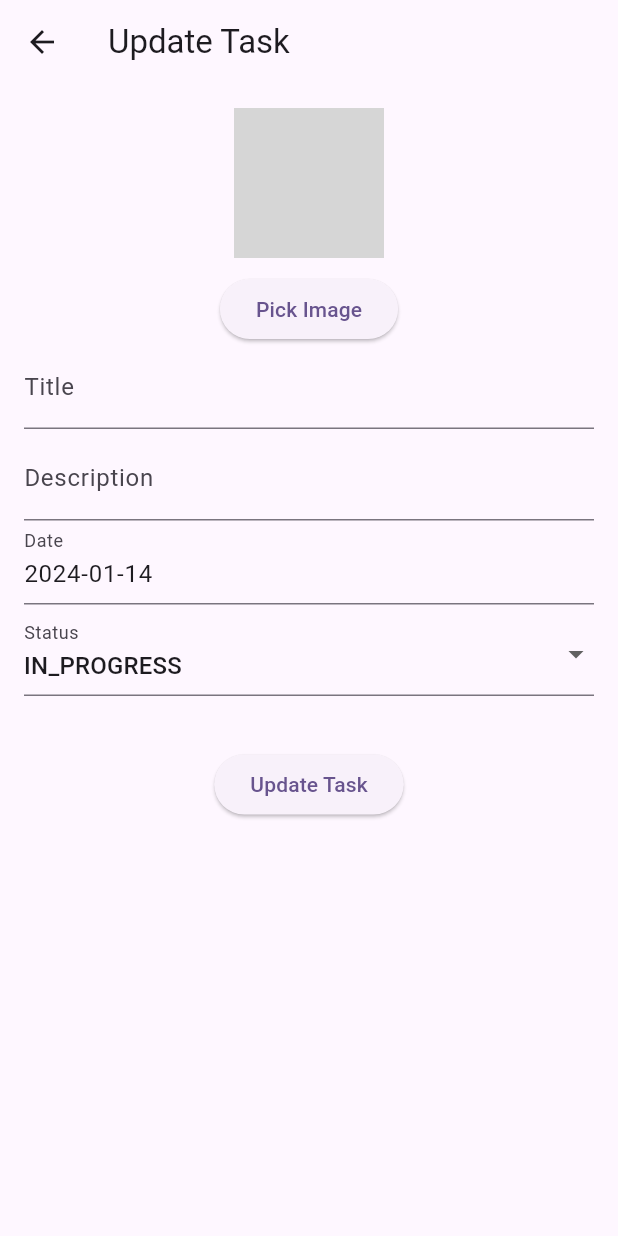
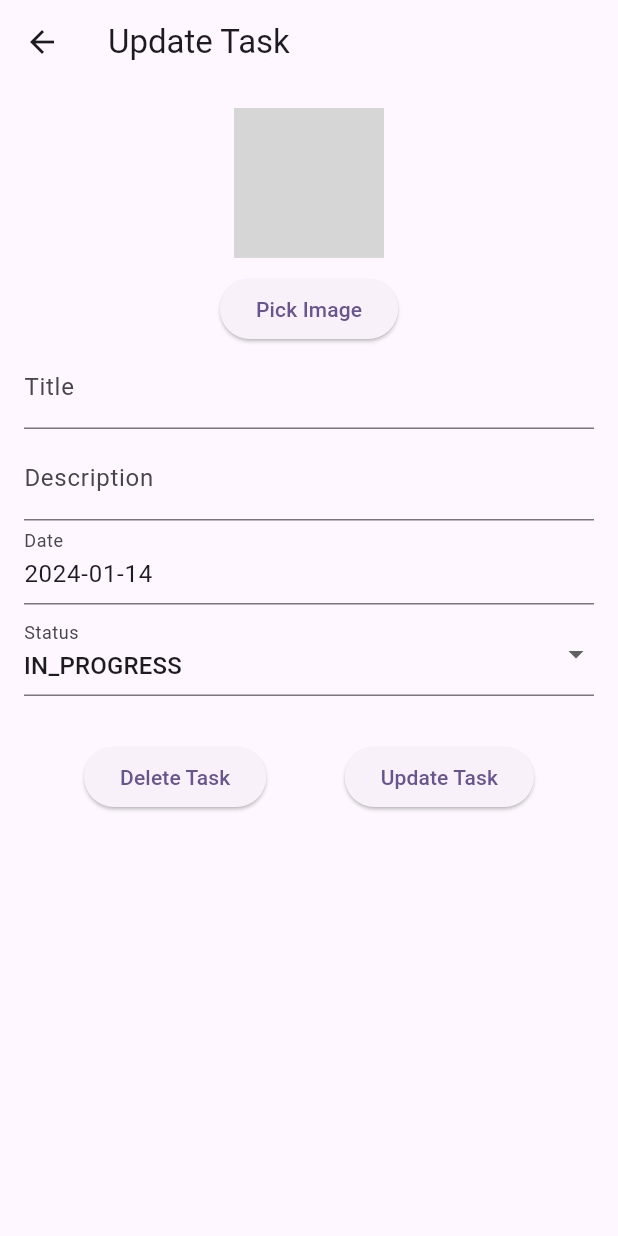
Before and after one commit to songklod157/todo_app, a Flutter app: the TodoFormUpdateWidget screen opened directly with empty values, on a phone screen of 412 x 824 dp. Run offline on Flutter 3.47's test engine with Material 2 defaults, Android fonts, the phone set to English and light mode, and no system bars; our stand-ins replace get, image_picker, shared_preferences; accounts and stored records are empty; grey boxes are pictures that could not be loaded.

Commit message:
update delete

```diff
--- a/lib/presentation/widgets/custom_list_item.dart
+++ b/lib/presentation/widgets/custom_list_item.dart
@@ -14,7 +14,7 @@ class CustomListItem extends StatelessWidget {
   @override
   Widget build(BuildContext context) {
     final TaskController taskController = Get.find();
-    return GestureDetector(
+    return InkWell(
       onTap: () => Get.to(() => TodoFormUpdateWidget(task: task)),
       child: Padding(
         padding: const EdgeInsets.symmetric(vertical: 5.0),
--- a/lib/presentation/widgets/todo_form_update_widget.dart
+++ b/lib/presentation/widgets/todo_form_update_widget.dart
@@ -116,16 +116,26 @@ class TodoFormUpdateWidget extends StatelessWidget {
                             decoration:
                                 const InputDecoration(labelText: 'Status'),
                           ),
-                          const SizedBox(height: 5),
                           const SizedBox(height: 30),
+                          SizedBox(
+                            width: 300,
+                            child: Row(
+                              mainAxisAlignment: MainAxisAlignment.spaceBetween,
+                              children: [
+                                ElevatedButton(
+                                    onPressed: () {
+                                      taskController.deleteTask(task.id);
+                                      Get.back();
+                                    },
+                                    child: const Text('Delete Task')),
                                 ElevatedButton(
                                   onPressed: () {
                                     if (!updateImage) {
                                       taskController.updateTask(
                                         taskId: task.id,
                                         title: taskController.taskInput.title,
-                                  description:
-                                      taskController.taskInput.description,
+                                        description: taskController
+                                            .taskInput.description,
                                         date: taskController.taskInput.date,
                                         status: taskController.taskInput.status,
                                       );
@@ -133,10 +143,11 @@ class TodoFormUpdateWidget extends StatelessWidget {
                                       taskController.updateTask(
                                         taskId: task.id,
                                         title: taskController.taskInput.title,
-                                  description:
-                                      taskController.taskInput.description,
+                                        description: taskController
+                                            .taskInput.description,
                                         date: taskController.taskInput.date,
-                                  imageBytes: taskController.selectedImage,
+                                        imageBytes:
+                                            taskController.selectedImage,
                                         status: taskController.taskInput.status,
                                       );
                                     }
@@ -144,6 +155,9 @@ class TodoFormUpdateWidget extends StatelessWidget {
                                     Get.back();
                                   },
                                   child: const Text('Update Task'),
+                                ),
+                              ],
+                            ),
                           ),
                         ],
                       ),
```
Also changed, not shown: lib/presentation/page/todo_page.dart (+0 -49 lines). Lines whose indentation alone changed are shown as unchanged.
